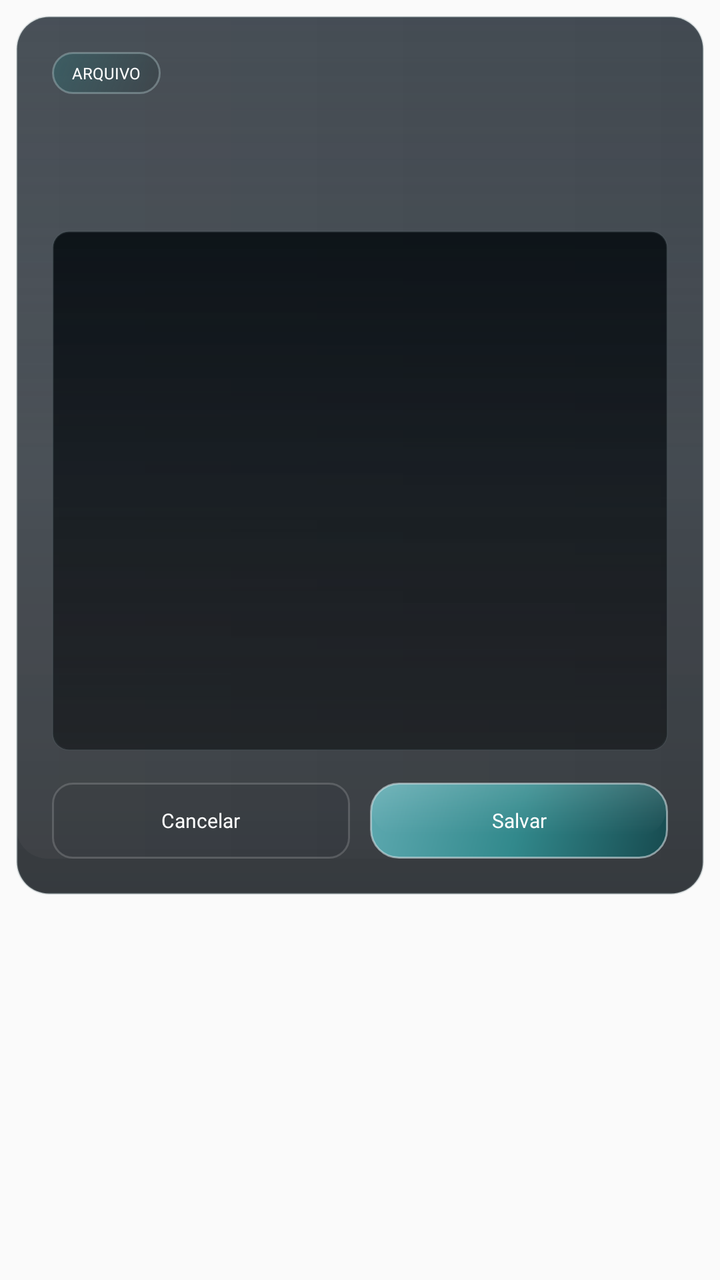
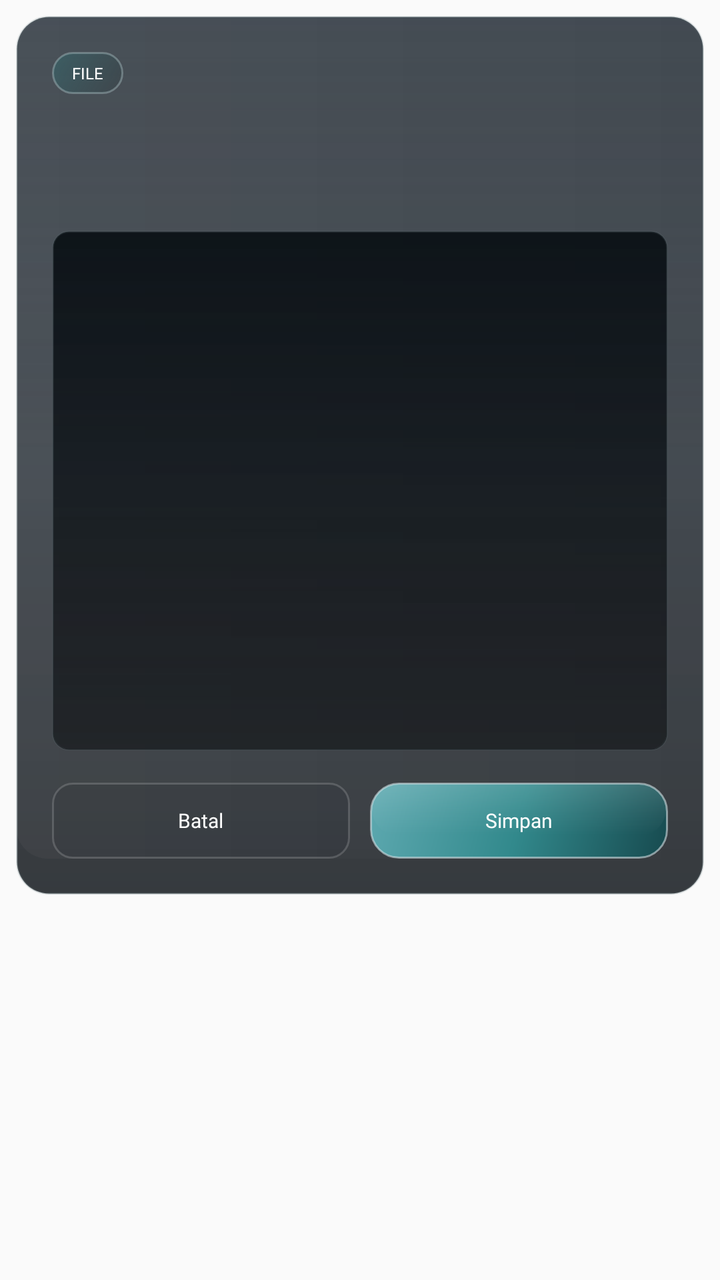

Two renders of the same Android screen: before a commit and after it. Below are the layout's source before the change and the commit's diff.
<!-- AndroidManifest.xml: application theme Theme.AppCompat.Light.NoActionBar.FullScreen -->
<!-- res/layout/dialog_host_file_editor.xml -->
<?xml version="1.0" encoding="utf-8"?>
<FrameLayout xmlns:android="http://schemas.android.com/apk/res/android"
    android:layout_width="match_parent"
    android:layout_height="wrap_content"
    android:padding="8dp">

    <LinearLayout
        android:layout_width="match_parent"
        android:layout_height="wrap_content"
        android:background="@drawable/home_panel_surface"
        android:orientation="vertical"
        android:padding="18dp">

        <TextView
            android:layout_width="wrap_content"
            android:layout_height="wrap_content"
            android:background="@drawable/home_news_badge"
            android:fontFamily="@font/montserrat_bold"
            android:paddingStart="10dp"
            android:paddingTop="5dp"
            android:paddingEnd="10dp"
            android:paddingBottom="5dp"
            android:text="Arquivo"
            android:textAllCaps="true"
            android:textColor="@android:color/white"
            android:textSize="8sp" />

        <TextView
            android:id="@+id/dialog_host_file_title"
            android:layout_width="match_parent"
            android:layout_height="wrap_content"
            android:layout_marginTop="12dp"
            android:fontFamily="@font/montserrat_black"
            android:textColor="@android:color/white"
            android:textSize="18sp" />

        <TextView
            android:id="@+id/dialog_host_file_path"
            android:layout_width="match_parent"
            android:layout_height="wrap_content"
            android:layout_marginTop="6dp"
            android:fontFamily="@font/montserrat_medium"
            android:textColor="@color/launcher_text_secondary"
            android:textSize="8.5sp" />

        <EditText
            android:id="@+id/dialog_host_file_editor"
            android:layout_width="match_parent"
            android:layout_height="260dp"
            android:layout_marginTop="14dp"
            android:background="@drawable/launcher_console_surface"
            android:fontFamily="monospace"
            android:gravity="start|top"
            android:inputType="textMultiLine"
            android:padding="12dp"
            android:scrollbars="vertical"
            android:textColor="@android:color/white"
            android:textSize="9sp" />

        <LinearLayout
            android:layout_width="match_parent"
            android:layout_height="wrap_content"
            android:layout_marginTop="16dp"
            android:orientation="horizontal">

            <TextView
                android:id="@+id/dialog_host_file_cancel"
                android:layout_width="0dp"
                android:layout_height="38dp"
                android:layout_weight="1"
                android:background="@drawable/home_action_text_button"
                android:fontFamily="@font/montserrat_bold"
                android:gravity="center"
                android:text="Cancelar"
                android:textColor="@android:color/white"
                android:textSize="10sp" />

            <TextView
                android:id="@+id/dialog_host_file_save"
                android:layout_width="0dp"
                android:layout_height="38dp"
                android:layout_marginStart="10dp"
                android:layout_weight="1"
                android:background="@drawable/home_server_select_button"
                android:fontFamily="@font/montserrat_bold"
                android:gravity="center"
                android:text="Salvar"
                android:textColor="@android:color/white"
                android:textSize="10sp" />
        </LinearLayout>
    </LinearLayout>

</FrameLayout>
<!-- resources referenced by this layout -->
<resources>
  <color name="launcher_text_secondary">#D4DEE4</color>
  <!-- drawable home_action_text_button (drawable) -->
  <?xml version="1.0" encoding="utf-8"?>
  <shape xmlns:android="http://schemas.android.com/apk/res/android"
      android:shape="rectangle">
      <solid android:color="#140F141A" />
      <corners android:radius="10dp" />
      <stroke
          android:width="1dp"
          android:color="#2AFFFFFF" />
  </shape>
  <!-- drawable home_news_badge (drawable) -->
  <?xml version="1.0" encoding="utf-8"?>
  <shape xmlns:android="http://schemas.android.com/apk/res/android"
      android:shape="rectangle">
      <gradient
          android:angle="315"
          android:startColor="#6C2D6F73"
          android:endColor="#33192325" />
      <corners android:radius="10dp" />
      <stroke
          android:width="1dp"
          android:color="#5DBBD4D5" />
  </shape>
  <!-- drawable home_server_select_button (drawable) -->
  <?xml version="1.0" encoding="utf-8"?>
  <layer-list xmlns:android="http://schemas.android.com/apk/res/android">
      <item android:top="2dp">
          <shape android:shape="rectangle">
              <solid android:color="#50101920" />
              <corners android:radius="14dp" />
          </shape>
      </item>
      <item>
          <shape android:shape="rectangle">
              <gradient
                  android:angle="315"
                  android:startColor="#5EA9B0"
                  android:centerColor="@color/launcher_accent_teal"
                  android:endColor="@color/launcher_accent_teal_dark" />
              <corners android:radius="14dp" />
              <stroke
                  android:width="1dp"
                  android:color="#92DAE8EC" />
          </shape>
      </item>
      <item
          android:left="1dp"
          android:top="1dp"
          android:right="1dp"
          android:bottom="12dp">
          <shape android:shape="rectangle">
              <gradient
                  android:angle="270"
                  android:startColor="#24EFFFFF"
                  android:centerColor="#10FFFFFF"
                  android:endColor="#00FFFFFF" />
              <corners android:radius="13dp" />
          </shape>
      </item>
  </layer-list>
  <!-- drawable launcher_console_surface (drawable) -->
  <?xml version="1.0" encoding="utf-8"?>
  <layer-list xmlns:android="http://schemas.android.com/apk/res/android">
      <item>
          <shape android:shape="rectangle">
              <gradient
                  android:angle="270"
                  android:startColor="#EC090F14"
                  android:centerColor="#D6070C11"
                  android:endColor="#C0030609" />
              <corners android:radius="8dp" />
              <stroke
                  android:width="1dp"
                  android:color="#315B6970" />
          </shape>
      </item>
      <item
          android:left="1dp"
          android:top="1dp"
          android:right="1dp"
          android:bottom="1dp">
          <shape android:shape="rectangle">
              <gradient
                  android:angle="90"
                  android:startColor="#10FFFFFF"
                  android:endColor="#00FFFFFF" />
              <corners android:radius="7dp" />
          </shape>
      </item>
  </layer-list>
  <style name="Theme.AppCompat.Light.NoActionBar.FullScreen" parent="@style/Theme.AppCompat.Light.NoActionBar">
          <item name="android:windowNoTitle">true</item>
          <item name="android:windowActionBar">false</item>
          <item name="android:windowFullscreen">true</item>
          <item name="android:windowContentOverlay">@null</item>
          <item name="android:windowLayoutInDisplayCutoutMode">shortEdges</item>
      </style>
  <color name="launcher_panel_top">#E71B242D</color>
  <color name="launcher_panel_bottom">#D00A0F14</color>
  <color name="launcher_border_soft">#42798A91</color>
  <color name="launcher_accent_teal">#32898C</color>
  <color name="launcher_accent_teal_dark">#174A4F</color>
  <!-- unchanged entries left out for length: 1 -->
</resources>

<!-- the commit's change to res/layout/dialog_host_file_editor.xml (unified diff, before → after) -->
@@ -20,7 +20,7 @@
             android:paddingTop="5dp"
             android:paddingEnd="10dp"
             android:paddingBottom="5dp"
-            android:text="Arquivo"
+            android:text="File"
             android:textAllCaps="true"
             android:textColor="@android:color/white"
             android:textSize="8sp" />
@@ -71,7 +71,7 @@
                 android:background="@drawable/home_action_text_button"
                 android:fontFamily="@font/montserrat_bold"
                 android:gravity="center"
-                android:text="Cancelar"
+                android:text="Batal"
                 android:textColor="@android:color/white"
                 android:textSize="10sp" />
 
@@ -84,7 +84,7 @@
                 android:background="@drawable/home_server_select_button"
                 android:fontFamily="@font/montserrat_bold"
                 android:gravity="center"
-                android:text="Salvar"
+                android:text="Simpan"
                 android:textColor="@android:color/white"
                 android:textSize="10sp" />
         </LinearLayout>
